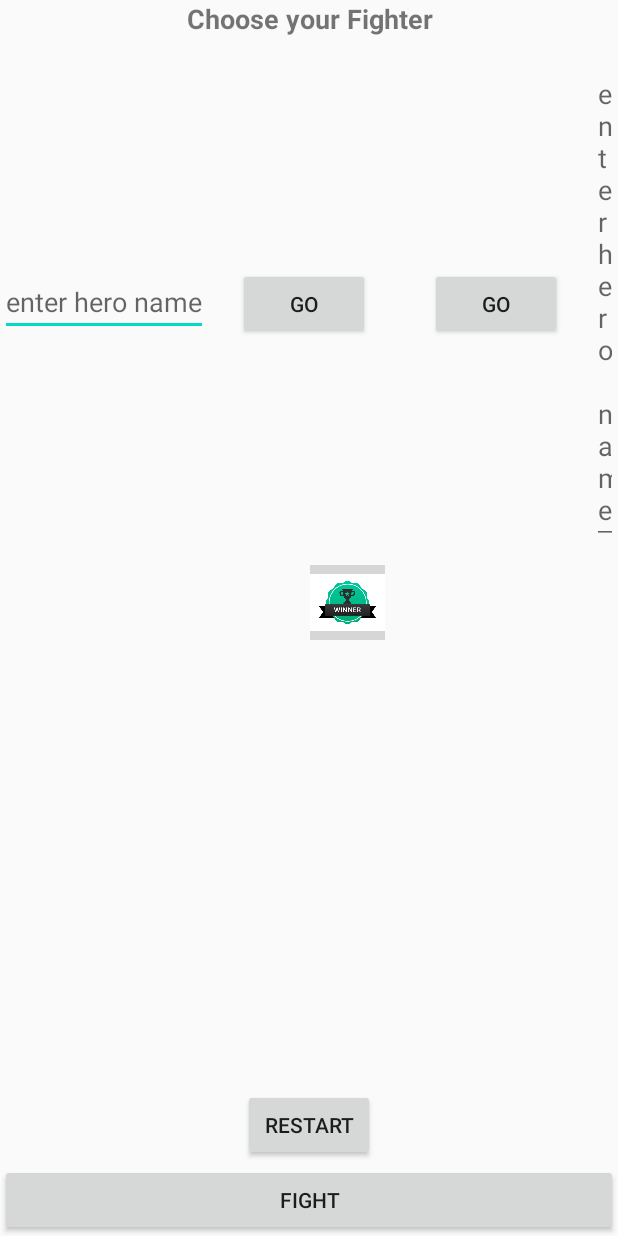
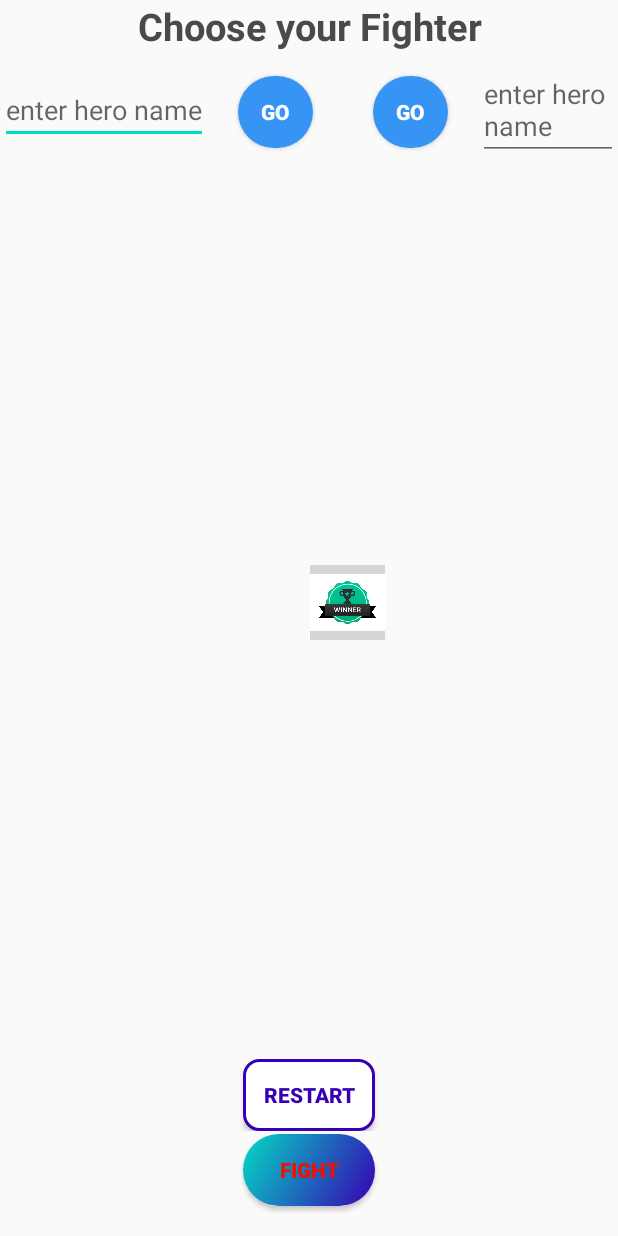
Before and after one commit to Pikasuke/Android, an Android app: the layout activity_fight.xml on its own in the app's theme, with its tools: preview values and no code run, on a phone screen of 412 x 824 dp. Run offline under Robolectric (Android 15) with nearby library versions, the phone set to English and light mode, and no system bars.

Commit message:
Amelioration du design des bouttons.

```diff
--- /dev/null
+++ b/SuperHeroProject/app/src/main/res/drawable/custombtnrond.xml
@@ -0,0 +1,5 @@
+<?xml version="1.0" encoding="utf-8"?>
+<shape xmlns:android="http://schemas.android.com/apk/res/android">
+    <corners android:radius="100dp"/>
+    <solid android:color="@color/lightBlue"/>
+</shape>
--- /dev/null
+++ b/SuperHeroProject/app/src/main/res/drawable/custombuttonroundcorner.xml
@@ -0,0 +1,6 @@
+<?xml version="1.0" encoding="utf-8"?>
+<shape xmlns:android="http://schemas.android.com/apk/res/android">
+    <corners android:radius="10dp"/>
+    <solid android:color="@color/white"/>
+    <stroke android:color="@color/colorPrimaryDark" android:width="2dp"/>
+</shape>
--- /dev/null
+++ b/SuperHeroProject/app/src/main/res/drawable/customovale.xml
@@ -0,0 +1,6 @@
+<?xml version="1.0" encoding="utf-8"?>
+<shape xmlns:android="http://schemas.android.com/apk/res/android">
+    <corners android:radius="50dp"/>
+    <gradient android:angle="135" android:startColor="@color/colorPrimaryDark" android:endColor="@color/colorAccent"/>
+
+</shape>
--- a/SuperHeroProject/app/src/main/res/layout/activity_fight.xml
+++ b/SuperHeroProject/app/src/main/res/layout/activity_fight.xml
@@ -11,8 +11,9 @@
         android:layout_width="match_parent"
         android:layout_height="wrap_content"
         android:text="Choose your Fighter"
-        android:textSize="18sp"
+        android:textSize="25sp"
         android:textStyle="bold"
+        android:textColor="@color/grisfonce"
         android:gravity="center"/>
 
     <LinearLayout
@@ -30,16 +31,22 @@
             android:layout_marginRight="20dp"/>
         <Button
             android:id="@+id/btnGo1"
-            android:layout_width="wrap_content"
+            android:layout_width="50dp"
             android:layout_height="wrap_content"
             android:text="GO"
-            android:layout_marginRight="20dp"/>
+            android:textColor="@color/white"
+            android:layout_marginRight="20dp"
+            android:textStyle="bold"
+            android:background="@drawable/custombtnrond"/>
         <Button
             android:id="@+id/btnGo2"
-            android:layout_width="wrap_content"
+            android:layout_width="50dp"
             android:layout_height="wrap_content"
             android:text="GO"
-            android:layout_marginLeft="20dp"/>
+            android:textColor="@color/white"
+            android:layout_marginLeft="20dp"
+            android:textStyle="bold"
+            android:background="@drawable/custombtnrond"/>
         <AutoCompleteTextView
             android:id="@+id/edSearch2"
             android:layout_width="wrap_content"
@@ -209,22 +216,30 @@
         android:layout_height="wrap_content"
         android:gravity="center"
         android:layout_alignParentBottom="true"
-        android:layout_marginBottom="50dp">
+        android:layout_marginBottom="70dp">
         <Button
             android:id="@+id/btnRestart"
             android:layout_width="wrap_content"
             android:layout_height="wrap_content"
-            android:text="Restart"/>
+            android:text="Restart"
+            android:textColor="@color/colorPrimaryDark"
+            android:textStyle="bold"
+            android:background="@drawable/custombuttonroundcorner"/>
     </LinearLayout>
     <RelativeLayout
         android:layout_width="match_parent"
         android:layout_height="wrap_content"
-        android:layout_alignParentBottom="true">
+        android:layout_alignParentBottom="true"
+        android:gravity="center">
         <Button
             android:id="@+id/btnFight"
-            android:layout_width="match_parent"
+            android:layout_width="wrap_content"
             android:layout_height="wrap_content"
-            android:text="FiGHT"/>
+            android:text="FiGHT"
+            android:textStyle="bold"
+            android:textColor="@color/red"
+            android:background="@drawable/customovale"
+            android:layout_marginBottom="20dp"/>
     </RelativeLayout>
 
 </RelativeLayout>
--- a/SuperHeroProject/app/src/main/res/values/colors.xml
+++ b/SuperHeroProject/app/src/main/res/values/colors.xml
@@ -3,4 +3,8 @@
     <color name="colorPrimary">#6200EE</color>
     <color name="colorPrimaryDark">#3700B3</color>
     <color name="colorAccent">#03DAC5</color>
+    <color name="white">#FFFFFF</color>
+    <color name="lightBlue">#3695F4</color>
+    <color name="red">#F11101</color>
+    <color name="grisfonce">#4B4A4A</color>
 </resources>
--- a/SuperHeroProject/app/src/main/res/values/styles.xml
+++ b/SuperHeroProject/app/src/main/res/values/styles.xml
@@ -1,11 +1,12 @@
 <resources>
 
     <!-- Base application theme. -->
-    <style name="AppTheme" parent="Theme.AppCompat.Light.DarkActionBar">
+    <style name="AppTheme" parent="Theme.AppCompat.Light.NoActionBar">
         <!-- Customize your theme here. -->
         <item name="colorPrimary">@color/colorPrimary</item>
         <item name="colorPrimaryDark">@color/colorPrimaryDark</item>
         <item name="colorAccent">@color/colorAccent</item>
+
     </style>
 
 </resources>
```
Also changed, not shown: SuperHeroProject/app/src/main/java/com/example/superheroproject/Fight.java (+24 -10 lines).
